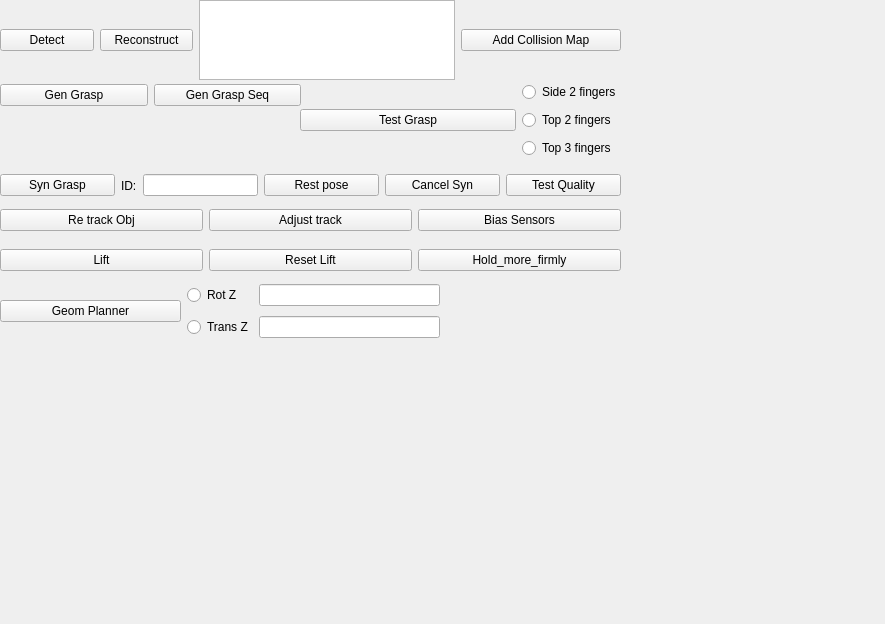
This is handle_gui_manipulation/ui/HandleGuiManipulation.ui in TezChan/sr-manipulation as Qt 5 draws it before an edit. The edited form follows.
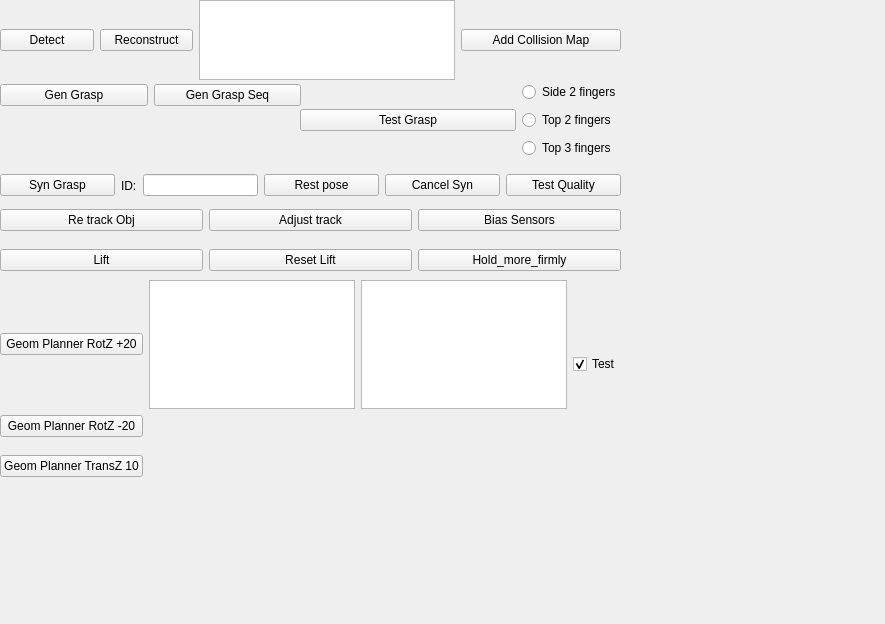
This is the edited form.

Commit message: Completed the handle gui with geom planner actions With grasp generator from David's grasp

```diff
--- a/handle_gui_manipulation/ui/HandleGuiManipulation.ui
+++ b/handle_gui_manipulation/ui/HandleGuiManipulation.ui
@@ -389,91 +389,73 @@
       <x>0</x>
       <y>280</y>
       <width>621</width>
-      <height>62</height>
+      <height>197</height>
      </rect>
     </property>
     <layout class="QGridLayout" name="gridLayout_2">
-     <item row="0" column="0" rowspan="2">
-      <widget class="QPushButton" name="btn_geom_planner">
-       <property name="sizePolicy">
-        <sizepolicy hsizetype="MinimumExpanding" vsizetype="Fixed">
-         <horstretch>0</horstretch>
-         <verstretch>0</verstretch>
-        </sizepolicy>
-       </property>
-       <property name="toolTip">
-        <string>Run object detection and fill table with detected objects. Double click object in table to attempt pickup.</string>
-       </property>
-       <property name="text">
-        <string>Geom Planner</string>
-       </property>
-      </widget>
-     </item>
-     <item row="0" column="2">
-      <widget class="QLineEdit" name="rot_z_value">
-       <property name="enabled">
-        <bool>true</bool>
-       </property>
-       <property name="frame">
-        <bool>true</bool>
-       </property>
-       <property name="readOnly">
-        <bool>true</bool>
-       </property>
-      </widget>
-     </item>
-     <item row="1" column="2">
-      <widget class="QLineEdit" name="trans_z_value">
-       <property name="enabled">
-        <bool>true</bool>
-       </property>
-       <property name="frame">
-        <bool>true</bool>
-       </property>
-       <property name="readOnly">
-        <bool>true</bool>
-       </property>
-      </widget>
-     </item>
-     <item row="1" column="1">
-      <widget class="QRadioButton" name="radbtn_trans_z">
-       <property name="text">
-        <string>Trans Z</string>
-       </property>
-      </widget>
-     </item>
      <item row="0" column="1">
-      <widget class="QRadioButton" name="radbtn_rot_z">
+      <widget class="QPushButton" name="btn_geom_planner_rot_z20">
+       <property name="sizePolicy">
+        <sizepolicy hsizetype="MinimumExpanding" vsizetype="Fixed">
+         <horstretch>0</horstretch>
+         <verstretch>0</verstretch>
+        </sizepolicy>
+       </property>
+       <property name="toolTip">
+        <string>Run object detection and fill table with detected objects. Double click object in table to attempt pickup.</string>
+       </property>
        <property name="text">
-        <string>Rot Z</string>
+        <string>Geom Planner RotZ +20</string>
+       </property>
+      </widget>
+     </item>
+     <item row="4" column="1">
+      <widget class="QPushButton" name="btn_geom_planner_trans_z10">
+       <property name="sizePolicy">
+        <sizepolicy hsizetype="MinimumExpanding" vsizetype="Fixed">
+         <horstretch>0</horstretch>
+         <verstretch>0</verstretch>
+        </sizepolicy>
+       </property>
+       <property name="toolTip">
+        <string>Run object detection and fill table with detected objects. Double click object in table to attempt pickup.</string>
+       </property>
+       <property name="text">
+        <string>Geom Planner TransZ 10</string>
        </property>
       </widget>
      </item>
      <item row="0" column="3">
-      <spacer name="horizontalSpacer_2">
-       <property name="orientation">
-        <enum>Qt::Horizontal</enum>
+      <widget class="QTextEdit" name="geom_posY"/>
+     </item>
+     <item row="1" column="1">
+      <widget class="QPushButton" name="btn_geom_planner_rot_zm20">
+       <property name="sizePolicy">
+        <sizepolicy hsizetype="MinimumExpanding" vsizetype="Fixed">
+         <horstretch>0</horstretch>
+         <verstretch>0</verstretch>
+        </sizepolicy>
        </property>
-       <property name="sizeHint" stdset="0">
-        <size>
-         <width>40</width>
-         <height>20</height>
-        </size>
+       <property name="toolTip">
+        <string>Run object detection and fill table with detected objects. Double click object in table to attempt pickup.</string>
        </property>
-      </spacer>
+       <property name="text">
+        <string>Geom Planner RotZ -20</string>
+       </property>
+      </widget>
      </item>
-     <item row="1" column="3">
-      <spacer name="horizontalSpacer_3">
-       <property name="orientation">
-        <enum>Qt::Horizontal</enum>
+     <item row="0" column="2">
+      <widget class="QTextEdit" name="geom_posX"/>
+     </item>
+     <item row="0" column="4" rowspan="4">
+      <widget class="QCheckBox" name="geom_checkbox">
+       <property name="text">
+        <string>Test</string>
        </property>
-       <property name="sizeHint" stdset="0">
-        <size>
-         <width>40</width>
-         <height>20</height>
-        </size>
+       <property name="checked">
+        <bool>true</bool>
        </property>
-      </spacer>
+      </widget>
      </item>
     </layout>
    </widget>
```
The commit also changes 1 other file.
